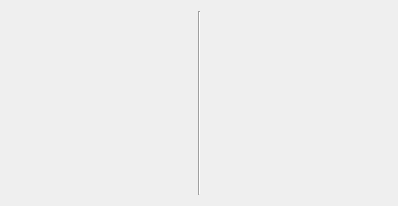
This is RealityCore/Source/GUI/Forms/Screen.ui in Intro-Ventors/Re-Co-Desktop as Qt 5 draws it before an edit. The edited form follows.
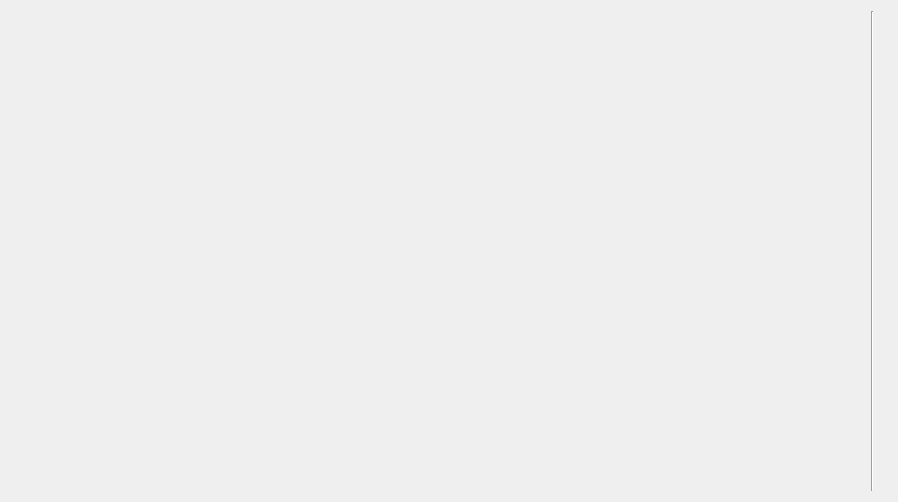
This is the edited form.

Commit message: Login screen is no more. The login screen is now replaced with the splash screen.

```diff
--- a/RealityCore/Source/GUI/Forms/Screen.ui
+++ b/RealityCore/Source/GUI/Forms/Screen.ui
@@ -6,8 +6,8 @@
    <rect>
     <x>0</x>
     <y>0</y>
-    <width>398</width>
-    <height>206</height>
+    <width>893</width>
+    <height>498</height>
    </rect>
   </property>
   <property name="windowTitle">
@@ -16,6 +16,18 @@
   <layout class="QHBoxLayout" name="horizontalLayout">
    <item>
     <widget class="QLabel" name="frame">
+     <property name="sizePolicy">
+      <sizepolicy hsizetype="Fixed" vsizetype="Fixed">
+       <horstretch>0</horstretch>
+       <verstretch>0</verstretch>
+      </sizepolicy>
+     </property>
+     <property name="minimumSize">
+      <size>
+       <width>854</width>
+       <height>480</height>
+      </size>
+     </property>
      <property name="maximumSize">
       <size>
        <width>16777215</width>
```
The commit also changes 1 other file.
